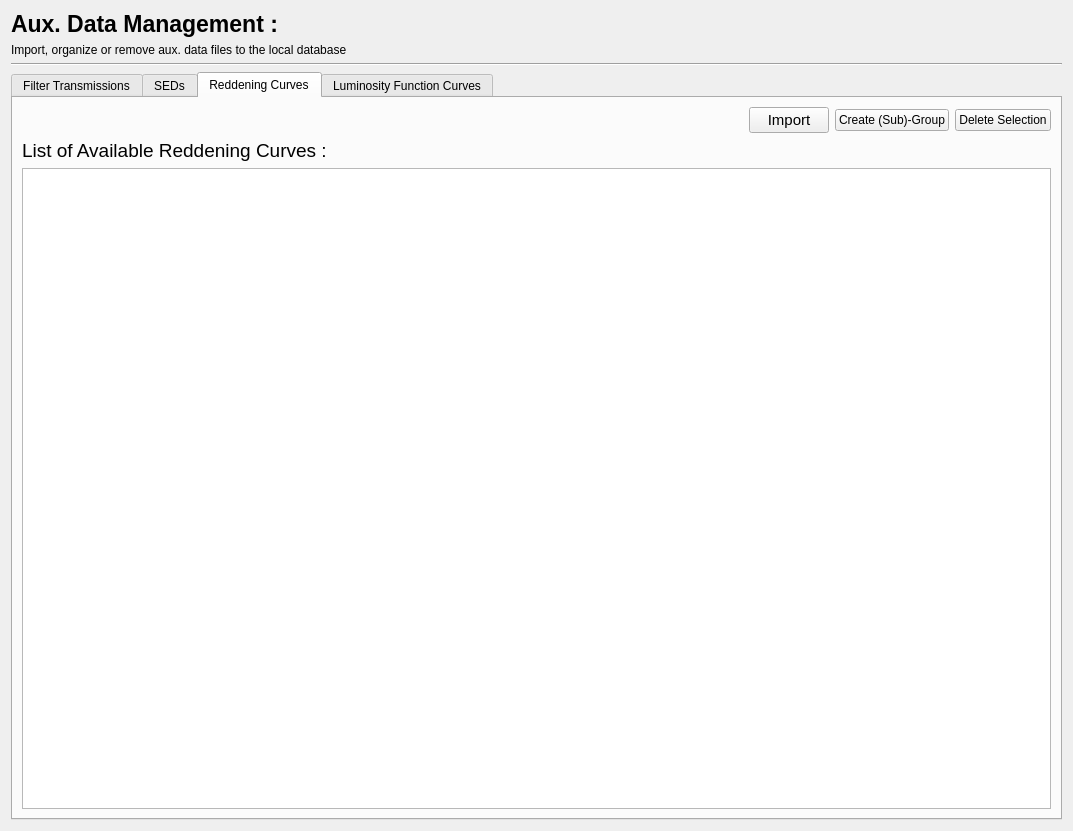
Old version of the form PhzQtUI/auxdir/PhzQtUI/FormAuxDataManagement.ui in the repository astrorama/Phosphoros.
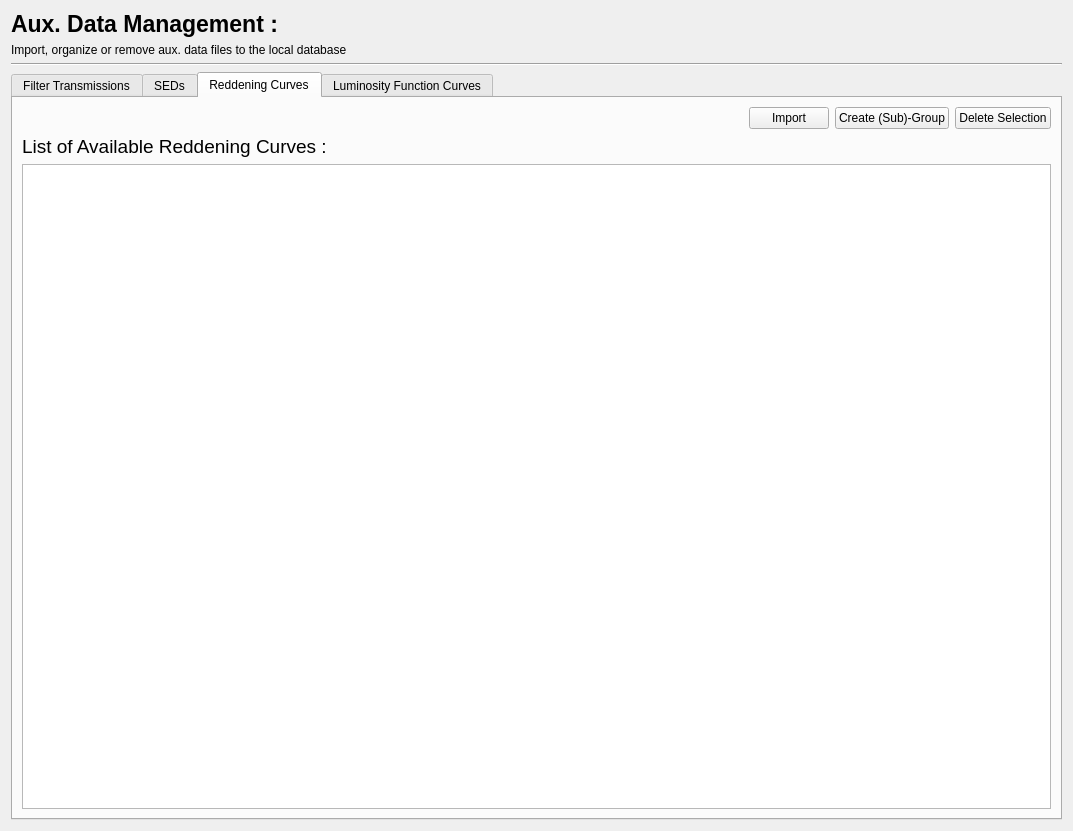
New version of the form. The open tabs and pages were chosen to show the change.

Commit message: Changing current window button color

What changed in the file:
```diff
--- a/PhzQtUI/auxdir/PhzQtUI/FormAuxDataManagement.ui
+++ b/PhzQtUI/auxdir/PhzQtUI/FormAuxDataManagement.ui
@@ -229,11 +229,6 @@
          </item>
          <item>
           <widget class="QPushButton" name="btn_RedImport">
-           <property name="font">
-            <font>
-             <pointsize>11</pointsize>
-            </font>
-           </property>
            <property name="text">
             <string>Import</string>
            </property>
```
Left out of the diff: 2 changed lines with no effect on the pictures. The commit also changes 5 other files.
